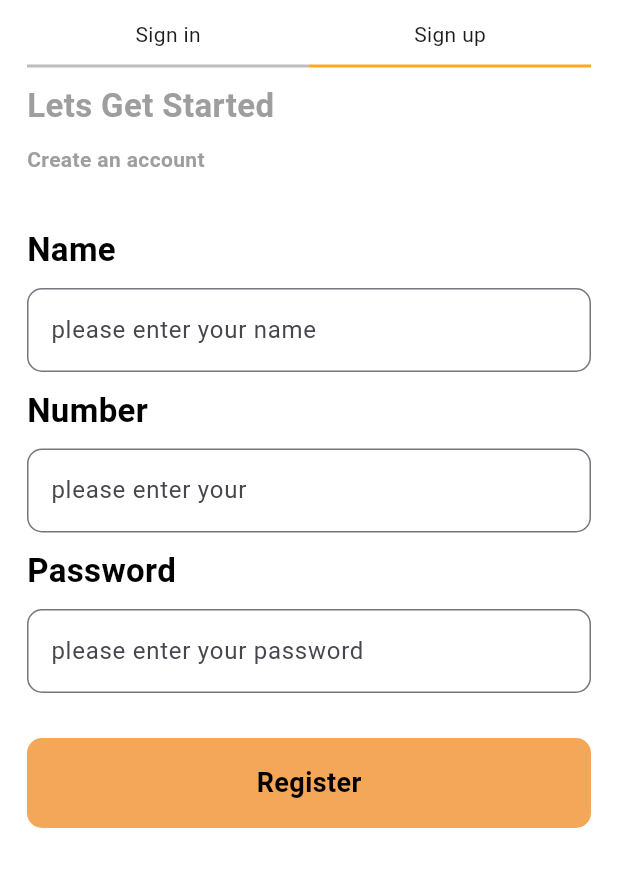
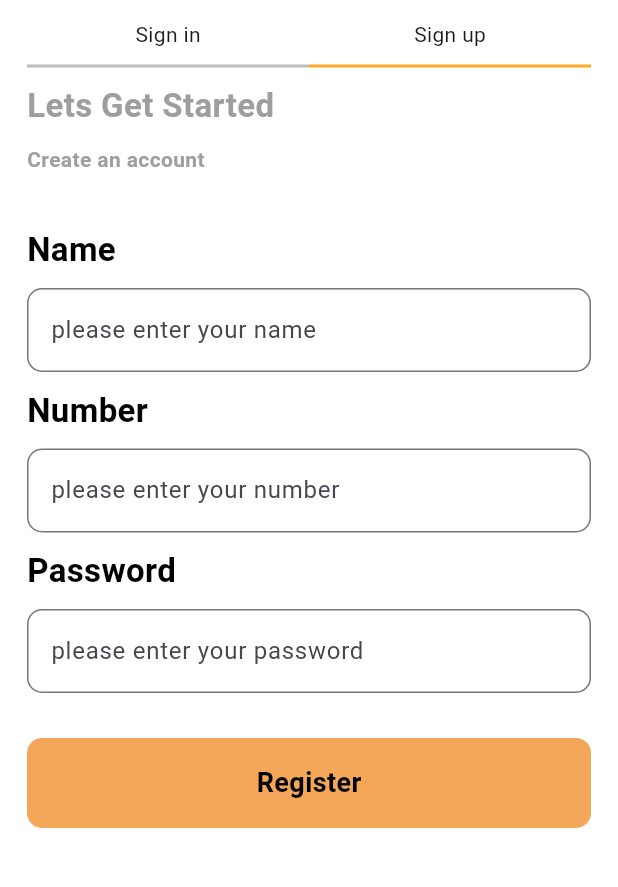
Before and after one commit to RontuMohonto/API_in_e_commerce, a Flutter app: the screen it shows after launch, after a tap on "Sign in", after a tap on "Sign up", on a phone screen of 412 x 824 dp, the part 84-971 px from its top. Run offline on Flutter 3.47's test engine with Material 3 defaults, Android fonts, the phone set to English and light mode, and no system bars.

Commit message:
button child change

```diff
--- a/lib/screen/auth/UI.dart
+++ b/lib/screen/auth/UI.dart
@@ -3,7 +3,6 @@ import 'package:dada_garments_full_with_api/screen/auth/reg/RegSc.dart';
 import 'package:flutter/material.dart';
 
 import '../../controller/widgets/tabbar.dart';
-
 
 class AuthScreen extends StatefulWidget {
   const AuthScreen({super.key});
--- a/lib/screen/auth/log/login.dart
+++ b/lib/screen/auth/log/login.dart
@@ -89,7 +89,7 @@ class _LoginPageState extends State<LoginPage> {
                   text: "Login",
                   fontWeight: FontWeight.w600,
                   fontSize: 18,
-                  color: Colors.white,
+                  color: Colors.black,
                 ),
               ],
             ),
--- a/lib/screen/auth/reg/RegSc.dart
+++ b/lib/screen/auth/reg/RegSc.dart
@@ -81,7 +81,7 @@ class _RegPageState extends State<RegPage> {
                 return "";
               }
             },
-            title: '',
+            title: 'number',
           ),
 
           //password validator
```
